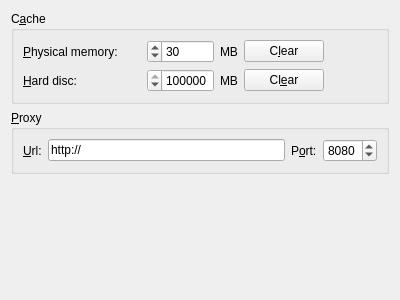
Before: the Qt Designer form src/lib/MarbleCacheSettingsWidget.ui in KDE/marble, drawn with Qt 5.
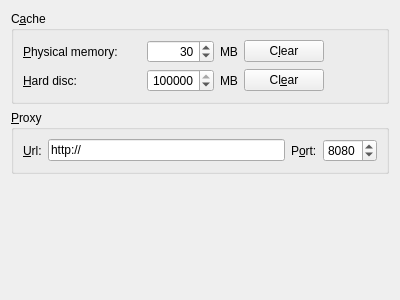
After: the same form once the commit is applied.

Commit message: Fix reversed direction in cache settings BUG: 171602

Patch:
```diff
--- a/src/lib/MarbleCacheSettingsWidget.ui
+++ b/src/lib/MarbleCacheSettingsWidget.ui
@@ -40,8 +40,8 @@
       </item>
       <item row="0" column="1" >
        <widget class="QSpinBox" name="kcfg_volatileTileCacheLimit" >
-        <property name="layoutDirection" >
-         <enum>Qt::RightToLeft</enum>
+        <property name="alignment" >
+         <enum>Qt::AlignRight</enum>
         </property>
         <property name="maximum" >
          <number>999999</number>
@@ -102,8 +102,8 @@
       </item>
       <item row="1" column="1" >
        <widget class="QSpinBox" name="kcfg_persistentTileCacheLimit" >
-        <property name="layoutDirection" >
-         <enum>Qt::RightToLeft</enum>
+        <property name="alignment" >
+         <enum>Qt::AlignRight</enum>
         </property>
         <property name="maximum" >
          <number>999999</number>
```
